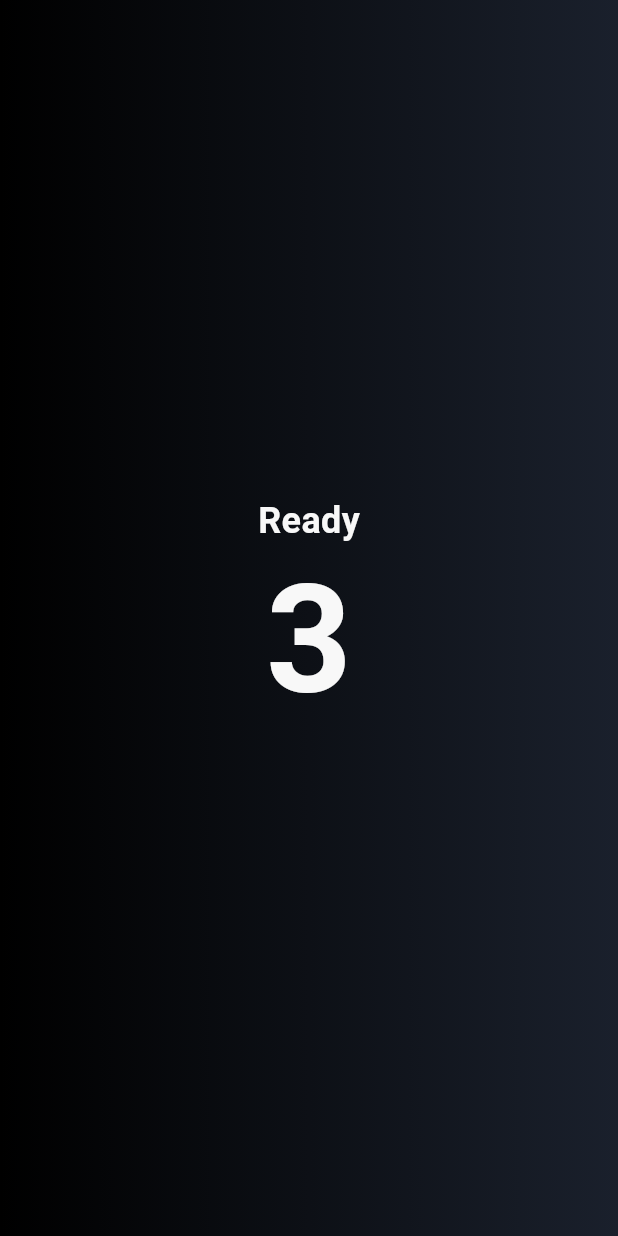
After one commit to RunTime-SSAFY/RunTime, a Flutter app: the first screen one second after launch, on a phone screen of 412 x 824 dp. The commit adds this screen. Run offline on Flutter 3.47's test engine with Material 3 defaults, Android fonts, the phone set to English and light mode, and no system bars; our stand-ins replace dio, flutter_dotenv, flutter_riverpod, flutter_secure_storage, flutter_svg, geolocator; missing offline and left inert: kakao_flutter_sdk_common, kakao_flutter_sdk_user; Roboto replaces fonts that are missing (Pretendard).

Commit message:
[Feat] 실시간 거리 + 시간 위젯 완성 및 파일 경로 수정

```diff
--- a/front_android/lib/main.dart
+++ b/front_android/lib/main.dart
@@ -51,7 +51,7 @@ class MyApp extends ConsumerWidget {
         );
       },
       theme: ref.themeService.themeDate,
-      initialRoute: RoutePath.countDown,
+      initialRoute: RoutePath.battle,
       onGenerateRoute: RoutePath.onGenerateRoute,
       locale: ref.locale,
     );
--- a/front_android/lib/src/view/battle/battle/battle.dart
+++ b/front_android/lib/src/view/battle/battle.dart
@@ -3,9 +3,9 @@ import 'package:flutter/material.dart';
 import 'package:flutter/widgets.dart';
 import 'package:flutter_riverpod/flutter_riverpod.dart';
 import 'package:front_android/src/service/theme_service.dart';
-import 'package:front_android/src/view/battle/battle/widgets/battle_message.dart';
-import 'package:front_android/src/view/battle/battle/widgets/gps_location.dart';
 import 'package:front_android/src/view/battle/widgets/battleLayout.dart';
+import 'package:front_android/src/view/battle/widgets/battle_message.dart';
+import 'package:front_android/src/view/battle/widgets/gps/gps_location.dart';
 import 'package:front_android/theme/components/button.dart';
 import 'package:front_android/util/lang/generated/l10n.dart';
 
--- /dev/null
+++ b/front_android/lib/src/view/battle/widgets/counter.dart
@@ -0,0 +1,62 @@
+import 'dart:async';
+
+import 'package:flutter/material.dart';
+import 'package:flutter_riverpod/flutter_riverpod.dart';
+import 'package:front_android/src/service/theme_service.dart';
+
+class CountDown extends ConsumerStatefulWidget {
+  const CountDown({
+    super.key,
+  });
+
+  @override
+  ConsumerState<CountDown> createState() => _CountDownState();
+}
+
+class _CountDownState extends ConsumerState<CountDown> {
+  int _count = 3;
+  Timer? _timer;
+
+  void countDown() {
+    _timer = Timer.periodic(const Duration(seconds: 1), (timer) {
+      if (_count > 0) {
+        setState(() {
+          _count--;
+        });
+      } else {
+        _timer!.cancel();
+      }
+    });
+  }
+
+  @override
+  void initState() {
+    super.initState();
+    countDown();
+  }
+
+  @override
+  Widget build(BuildContext contextm) {
+    return Center(
+      child: Column(
+        children: [
+          const Spacer(),
+          Text(
+            'Ready',
+            style: ref.typo.headline1.copyWith(
+              color: ref.color.onBackground,
+            ),
+          ),
+          Text(
+            '$_count',
+            style: ref.typo.mainTitle.copyWith(
+              color: ref.color.onBackground,
+              fontSize: 100,
+            ),
+          ),
+          const Spacer(),
+        ],
+      ),
+    );
+  }
+}
--- /dev/null
+++ b/front_android/lib/src/view/battle/widgets/gps/distance_time.dart
@@ -0,0 +1,61 @@
+part of 'gps_location.dart';
+
+class DistanceTime extends ConsumerStatefulWidget {
+  const DistanceTime({
+    required this.distanceNow,
+    required this.distance,
+    required this.startTime,
+    required this.currentTime,
+    super.key,
+  });
+
+  final double distanceNow;
+  final int distance;
+  final DateTime startTime;
+  final DateTime currentTime;
+
+  @override
+  ConsumerState<DistanceTime> createState() => _DistanceTimeState();
+}
+
+class _DistanceTimeState extends ConsumerState<DistanceTime> {
+  @override
+  void initState() {
+    super.initState();
+  }
+
+  @override
+  Widget build(BuildContext context) {
+    return Column(
+      children: [
+        Row(
+          mainAxisAlignment: MainAxisAlignment.center,
+          crossAxisAlignment: CrossAxisAlignment.end,
+          children: [
+            Text(
+              widget.distanceNow.toKilometer(),
+              style: ref.typo.headline1.copyWith(
+                color: ref.color.onBackground,
+                fontSize: 60,
+              ),
+            ),
+            Text(
+              ' / ${widget.distance}km',
+              style: ref.typo.body1.copyWith(
+                color: ref.color.onBackground,
+                fontSize: 40,
+              ),
+            ),
+          ],
+        ),
+        Text(
+          widget.currentTime.difference(widget.startTime).toHhMmSs(),
+          style: ref.typo.mainTitle.copyWith(
+            color: ref.color.onBackground,
+            fontSize: 60,
+          ),
+        )
+      ],
+    );
+  }
+}
--- /dev/null
+++ b/front_android/lib/src/view/battle/widgets/gps/gps_location.dart
@@ -0,0 +1,122 @@
+import 'dart:async';
+
+import 'package:flutter/material.dart';
+import 'package:flutter_riverpod/flutter_riverpod.dart';
+import 'package:front_android/src/service/theme_service.dart';
+import 'package:front_android/src/view/battle/service/extension.dart';
+import 'package:front_android/src/view/battle/widgets/counter.dart';
+import 'package:geolocator/geolocator.dart';
+
+part 'distance_time.dart';
+
+class GpsLocation extends ConsumerStatefulWidget {
+  const GpsLocation({
+    required this.distance,
+    super.key,
+  });
+
+  final int distance;
+
+  @override
+  ConsumerState<GpsLocation> createState() => _LocationState();
+}
+
+class _LocationState extends ConsumerState<GpsLocation> {
+  StreamSubscription<Position>? _positionStream;
+  late Position _lastPosition;
+  double distanceNow = 0;
+  DateTime startTime = DateTime.now().add(const Duration(seconds: 4));
+  DateTime currentTime = DateTime.now();
+
+  void timer() {
+    Timer.periodic(const Duration(seconds: 1), (timer) {
+      setState(() {
+        currentTime = DateTime.now();
+      });
+    });
+  }
+
+  OverlayEntry? _countDownOverlay;
+
+  void _showOverlay() {
+    _countDownOverlay = OverlayEntry(
+      builder: (context) => Positioned(
+        top: 0,
+        left: 0,
+        right: 0,
+        bottom: 0,
+        child: Material(
+          child: Container(
+            decoration: BoxDecoration(
+              gradient: LinearGradient(
+                begin: Alignment.centerLeft,
+                end: Alignment.centerRight,
+                colors: [
+                  ref.color.battleBackground1,
+                  ref.color.battleBackground2,
+                ],
+              ),
+            ),
+            child: const CountDown(),
+          ),
+        ),
+      ),
+    );
+    Overlay.of(context).insert(_countDownOverlay!);
+
+    // Remove the overlay after 3 seconds
+    Future.delayed(const Duration(seconds: 4), () {
+      _countDownOverlay?.remove();
+      _countDownOverlay = null;
+    });
+  }
+
+  Future<void> _listenLocation() async {
+    _lastPosition = await Geolocator.getCurrentPosition();
+    LocationSettings locationSettings = AndroidSettings(
+      accuracy: LocationAccuracy.high,
+      distanceFilter: 3,
+      intervalDuration: const Duration(microseconds: 500),
+      forceLocationManager: true,
+    );
+    _positionStream =
+        Geolocator.getPositionStream(locationSettings: locationSettings)
+            .listen((Position? position) {
+      debugPrint(distanceNow.toString());
+      if (position != null) {
+        setState(() {
+          distanceNow += Geolocator.distanceBetween(_lastPosition.latitude,
+              _lastPosition.longitude, position.latitude, position.longitude);
+          _lastPosition = position;
+        });
+      }
+    });
+  }
+
+  @override
+  void initState() {
+    super.initState();
+    WidgetsBinding.instance.addPostFrameCallback((_) => _showOverlay());
+    _listenLocation();
+    timer();
+  }
+
+  @override
+  void dispose() {
+    _positionStream?.cancel();
+    setState(() {
+      _positionStream = null;
+    });
+    super.dispose();
+  }
+
+  @override
+  Widget build(BuildContext context) {
+    return DistanceTime(
+      distanceNow: distanceNow,
+      distance: widget.distance,
+      startTime: startTime,
+      currentTime: currentTime,
+    );
+  }
+}
--- a/front_android/lib/src/view/battle/start_matching_view.dart
+++ b/front_android/lib/src/view/matching/start_matching_view.dart
@@ -1,7 +1,7 @@
 import 'package:flutter/material.dart';
 import 'package:flutter_riverpod/flutter_riverpod.dart';
 import 'package:front_android/src/service/theme_service.dart';
-import 'package:front_android/src/view/battle/battle/service/location_permission_service.dart';
+import 'package:front_android/src/view/battle/service/location_permission_service.dart';
 import 'package:front_android/theme/components/button.dart';
 import 'package:front_android/theme/components/png_image.dart';
 import 'package:front_android/util/lang/generated/l10n.dart';
--- a/front_android/lib/util/route_path.dart
+++ b/front_android/lib/util/route_path.dart
@@ -1,11 +1,10 @@
 import 'package:flutter/material.dart';
 import 'package:front_android/src/service/secure_storage_service.dart';
-import 'package:front_android/src/view/battle/battle/battle.dart';
-import 'package:front_android/src/view/battle/count_down.dart';
-import 'package:front_android/src/view/battle/foundMatching/found_matching_view.dart';
-import 'package:front_android/src/view/battle/matching_view.dart';
-import 'package:front_android/src/view/battle/start_matching_view.dart';
+import 'package:front_android/src/view/battle/battle.dart';
 import 'package:front_android/src/view/login/login_view.dart';
+import 'package:front_android/src/view/matching/found_matching_view.dart';
+import 'package:front_android/src/view/matching/matching_view.dart';
+import 'package:front_android/src/view/matching/start_matching_view.dart';
 import 'package:front_android/src/view/runMain/run_view.dart';
 
 interface class RoutePath {
@@ -17,7 +16,6 @@ interface class RoutePath {
   static const String practiceMode = 'practiceMode';
   static const String ranking = 'ranking';
   static const String login = 'login';
-  static const String countDown = 'countDown';
   static const String battle = 'battle';
 
   static Route<dynamic>? onGenerateRoute(RouteSettings settings) {
@@ -51,9 +49,6 @@ interface class RoutePath {
       case RoutePath.foundMatching:
         page = const FoundMatching();
         break;
-      case RoutePath.countDown:
-        page = const CountDownView();
-        break;
       case RoutePath.battle:
         page = const Battle();
         break;
```
Also changed, not shown: front_android/lib/src/view/battle/battle/widgets/gps_location.dart (deleted, +0 -106 lines), front_android/lib/src/view/battle/count_down.dart (deleted, +0 -72 lines), front_android/lib/src/view/battle/service/extension.dart (renamed from front_android/lib/src/view/battle/battle/service/extension.dart), front_android/lib/src/view/battle/service/location_permission_service.dart (renamed from front_android/lib/src/view/battle/battle/service/location_permission_service.dart), front_android/lib/src/view/battle/widgets/battle_message.dart (renamed from front_android/lib/src/view/battle/battle/widgets/battle_message.dart), front_android/lib/src/view/matching/found_matching_view.dart (renamed from front_android/lib/src/view/battle/foundMatching/found_matching_view.dart), front_android/lib/src/view/matching/matching_view.dart (renamed from front_android/lib/src/view/battle/matching_view.dart).
